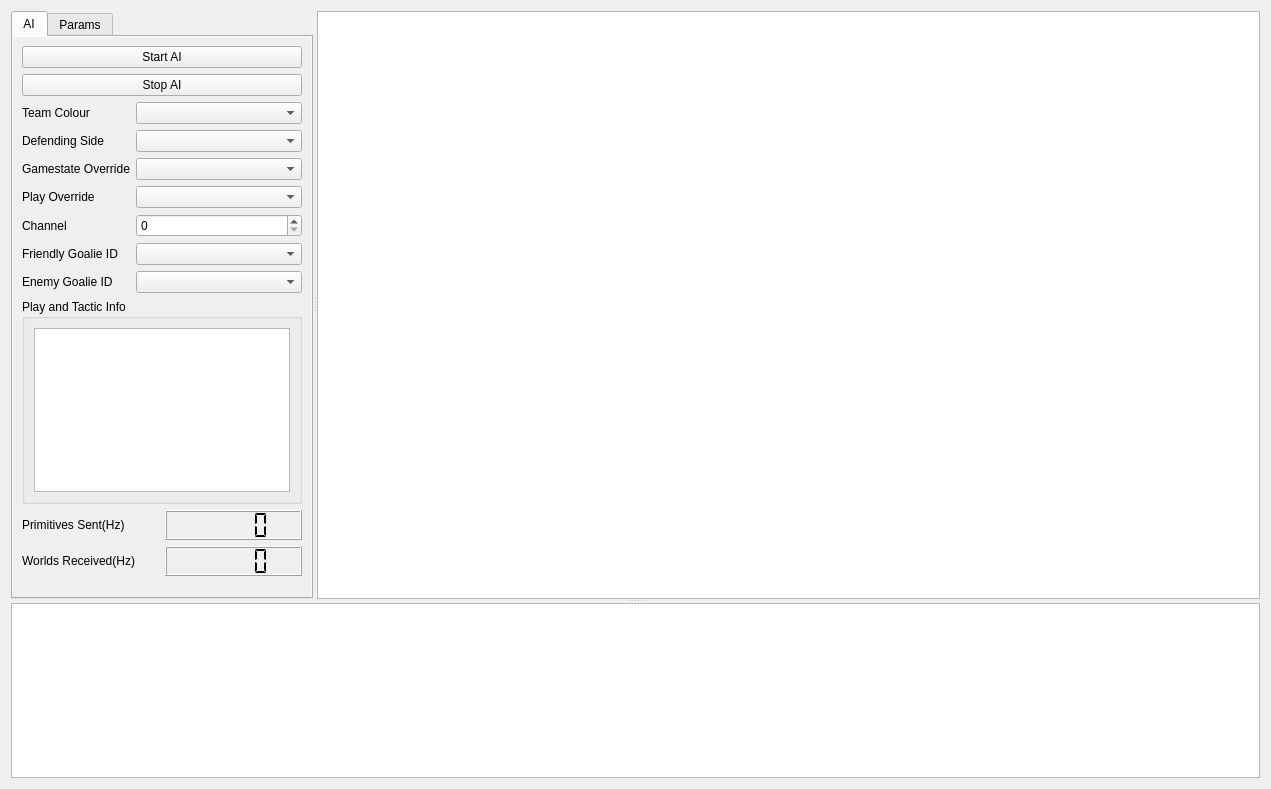
UBC-Thunderbots/Software, file src/software/gui/full_system/ui/main_widget.ui: the form before one commit.
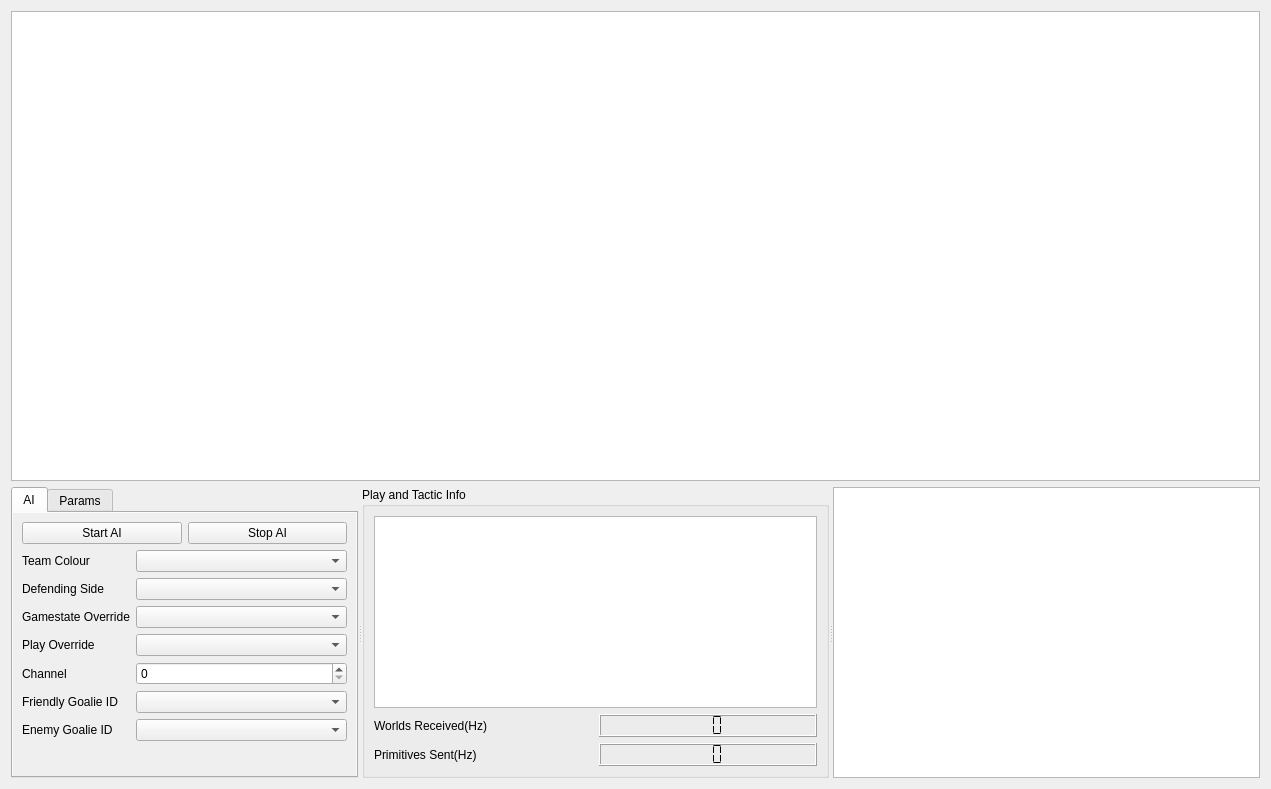
The form after the commit. Custom widgets are drawn as their Qt base class.

```diff
--- a/src/software/gui/full_system/ui/main_widget.ui
+++ b/src/software/gui/full_system/ui/main_widget.ui
@@ -13,31 +13,25 @@
   <property name="windowTitle">
    <string>Form</string>
   </property>
-  <layout class="QHBoxLayout" name="autogenerated_main_widget_layout">
+  <layout class="QVBoxLayout" name="verticalLayout_5">
    <item>
-    <widget class="QSplitter" name="robot_status_splitter">
-     <property name="enabled">
-      <bool>true</bool>
-     </property>
+    <widget class="DrawFunctionVisualizer" name="ai_visualization_graphics_view">
      <property name="sizePolicy">
-      <sizepolicy hsizetype="Preferred" vsizetype="Preferred">
-       <horstretch>0</horstretch>
+      <sizepolicy hsizetype="Expanding" vsizetype="Expanding">
+       <horstretch>1</horstretch>
        <verstretch>0</verstretch>
       </sizepolicy>
      </property>
-     <property name="orientation">
-      <enum>Qt::Vertical</enum>
+     <property name="minimumSize">
+      <size>
+       <width>0</width>
+       <height>0</height>
+      </size>
      </property>
-     <property name="childrenCollapsible">
-      <bool>false</bool>
-     </property>
-     <widget class="QSplitter" name="ai_control_and_view_splitter">
-      <property name="sizePolicy">
-       <sizepolicy hsizetype="Preferred" vsizetype="Preferred">
-        <horstretch>0</horstretch>
-        <verstretch>0</verstretch>
-       </sizepolicy>
-      </property>
+    </widget>
+   </item>
+   <item>
+    <widget class="QSplitter" name="splitter">
       <property name="orientation">
        <enum>Qt::Horizontal</enum>
       </property>
@@ -46,7 +40,7 @@
       </property>
       <widget class="QTabWidget" name="ai_control_tab_widget">
        <property name="sizePolicy">
-        <sizepolicy hsizetype="Preferred" vsizetype="Preferred">
+       <sizepolicy hsizetype="Preferred" vsizetype="Minimum">
          <horstretch>0</horstretch>
          <verstretch>0</verstretch>
         </sizepolicy>
@@ -73,9 +67,17 @@
         <attribute name="title">
          <string>AI</string>
         </attribute>
-        <layout class="QVBoxLayout" name="ai_control_tab_layout">
+       <layout class="QVBoxLayout" name="verticalLayout_3">
+        <item>
+         <layout class="QHBoxLayout" name="horizontalLayout">
          <item>
           <widget class="QPushButton" name="start_ai_button">
+            <property name="sizePolicy">
+             <sizepolicy hsizetype="Minimum" vsizetype="Fixed">
+              <horstretch>0</horstretch>
+              <verstretch>0</verstretch>
+             </sizepolicy>
+            </property>
            <property name="text">
             <string>Start AI</string>
            </property>
@@ -89,31 +91,39 @@
          </item>
          <item>
           <widget class="QPushButton" name="stop_ai_button">
+            <property name="sizePolicy">
+             <sizepolicy hsizetype="Minimum" vsizetype="Fixed">
+              <horstretch>0</horstretch>
+              <verstretch>0</verstretch>
+             </sizepolicy>
+            </property>
            <property name="text">
             <string>Stop AI</string>
            </property>
           </widget>
          </item>
+         </layout>
+        </item>
          <item>
           <layout class="QFormLayout" name="ai_config_combobox_layout">
-           <item row="4" column="0">
+          <item row="2" column="0">
             <widget class="QLabel" name="gamestate_override_label">
              <property name="text">
               <string>Gamestate Override</string>
              </property>
             </widget>
            </item>
-           <item row="4" column="1">
+          <item row="2" column="1">
             <widget class="QComboBox" name="gamestate_override_combo_box"/>
            </item>
-           <item row="5" column="0">
+          <item row="3" column="0">
             <widget class="QLabel" name="play_override_label">
              <property name="text">
               <string>Play Override</string>
              </property>
             </widget>
            </item>
-           <item row="5" column="1">
+          <item row="3" column="1">
             <widget class="QComboBox" name="play_override_combo_box"/>
            </item>
            <item row="1" column="0">
@@ -136,39 +146,70 @@
            <item row="0" column="1">
             <widget class="QComboBox" name="team_colour_combo_box"/>
            </item>
-           <item row="6" column="0">
+          <item row="4" column="0">
             <widget class="QLabel" name="channel_label">
              <property name="text">
               <string>Channel</string>
              </property>
             </widget>
            </item>
-           <item row="6" column="1">
+          <item row="4" column="1">
             <widget class="QSpinBox" name="channel_spin_box"/>
            </item>
-           <item row="7" column="0">
+          <item row="5" column="0">
             <widget class="QLabel" name="friendly_goalie_id_label">
              <property name="text">
               <string>Friendly Goalie ID</string>
              </property>
             </widget>
            </item>
-           <item row="8" column="0">
+          <item row="6" column="0">
             <widget class="QLabel" name="enemy_goalie_id_label">
              <property name="text">
               <string>Enemy Goalie ID</string>
              </property>
             </widget>
            </item>
-           <item row="7" column="1">
+          <item row="5" column="1">
             <widget class="QComboBox" name="friendly_goalie_id_combo_box"/>
            </item>
-           <item row="8" column="1">
+          <item row="6" column="1">
             <widget class="QComboBox" name="enemy_goalie_id_combo_box"/>
            </item>
           </layout>
          </item>
+       </layout>
+      </widget>
+      <widget class="QWidget" name="params_tab">
+       <property name="sizePolicy">
+        <sizepolicy hsizetype="Maximum" vsizetype="Preferred">
+         <horstretch>0</horstretch>
+         <verstretch>0</verstretch>
+        </sizepolicy>
+       </property>
+       <property name="autoFillBackground">
+        <bool>true</bool>
+       </property>
+       <attribute name="title">
+        <string>Params</string>
+       </attribute>
+       <layout class="QVBoxLayout" name="params_tab_vertical_layout">
+        <property name="sizeConstraint">
+         <enum>QLayout::SetNoConstraint</enum>
+        </property>
          <item>
+         <widget class="DynamicParameterWidget" name="dynamic_parameter_widget" native="true">
+          <property name="sizePolicy">
+           <sizepolicy hsizetype="Preferred" vsizetype="Minimum">
+            <horstretch>0</horstretch>
+            <verstretch>0</verstretch>
+           </sizepolicy>
+          </property>
+         </widget>
+        </item>
+       </layout>
+      </widget>
+     </widget>
           <widget class="QGroupBox" name="play_and_tactic_info_group_box">
            <property name="title">
             <string>Play and Tactic Info</string>
@@ -176,6 +217,12 @@
            <layout class="QVBoxLayout" name="play_and_tactic_info_layout">
             <item>
              <widget class="PlayInfoWidget" name="play_info_widget">
+         <property name="sizePolicy">
+          <sizepolicy hsizetype="Preferred" vsizetype="Expanding">
+           <horstretch>0</horstretch>
+           <verstretch>0</verstretch>
+          </sizepolicy>
+         </property>
               <property name="readOnly">
                <bool>true</bool>
               </property>
@@ -183,62 +230,70 @@
                <string>&lt;!DOCTYPE HTML PUBLIC &quot;-//W3C//DTD HTML 4.0//EN&quot; &quot;http://www.w3.org/TR/REC-html40/strict.dtd&quot;&gt;
 &lt;html&gt;&lt;head&gt;&lt;meta name=&quot;qrichtext&quot; content=&quot;1&quot; /&gt;&lt;style type=&quot;text/css&quot;&gt;
 p, li { white-space: pre-wrap; }
-&lt;/style&gt;&lt;/head&gt;&lt;body style=&quot; font-family:'Ubuntu'; font-size:11pt; font-weight:400; font-style:normal;&quot;&gt;
-&lt;p style=&quot;-qt-paragraph-type:empty; margin-top:0px; margin-bottom:0px; margin-left:0px; margin-right:0px; -qt-block-indent:0; text-indent:0px; font-family:'Sans Serif'; font-size:9pt;&quot;&gt;&lt;br /&gt;&lt;/p&gt;&lt;/body&gt;&lt;/html&gt;</string>
+&lt;/style&gt;&lt;/head&gt;&lt;body style=&quot; font-family:'Sans Serif'; font-size:9pt; font-weight:400; font-style:normal;&quot;&gt;
+&lt;p style=&quot;-qt-paragraph-type:empty; margin-top:0px; margin-bottom:0px; margin-left:0px; margin-right:0px; -qt-block-indent:0; text-indent:0px;&quot;&gt;&lt;br /&gt;&lt;/p&gt;&lt;/body&gt;&lt;/html&gt;</string>
               </property>
              </widget>
             </item>
-           </layout>
-          </widget>
-         </item>
          <item>
-          <layout class="QGridLayout" name="gridLayout">
-           <item row="2" column="2">
+        <layout class="QHBoxLayout" name="horizontalLayout_2">
+         <item>
             <widget class="QLabel" name="worlds_received_label">
+           <property name="sizePolicy">
+            <sizepolicy hsizetype="Minimum" vsizetype="Minimum">
+             <horstretch>0</horstretch>
+             <verstretch>0</verstretch>
+            </sizepolicy>
+           </property>
              <property name="text">
               <string>Worlds Received(Hz)</string>
              </property>
             </widget>
            </item>
-           <item row="2" column="3">
+         <item>
             <widget class="QLCDNumber" name="worlds_received_lcd">
-             <property name="minimumSize">
-              <size>
-               <width>0</width>
-               <height>30</height>
-              </size>
-             </property>
              <property name="smallDecimalPoint">
               <bool>false</bool>
              </property>
+           <property name="digitCount">
+            <number>3</number>
+           </property>
              <property name="segmentStyle">
               <enum>QLCDNumber::Flat</enum>
              </property>
             </widget>
            </item>
-           <item row="1" column="2">
+        </layout>
+       </item>
+       <item>
+        <layout class="QHBoxLayout" name="horizontalLayout_3">
+         <item>
             <widget class="QLabel" name="primitives_sent_label">
+           <property name="sizePolicy">
+            <sizepolicy hsizetype="Minimum" vsizetype="Minimum">
+             <horstretch>0</horstretch>
+             <verstretch>0</verstretch>
+            </sizepolicy>
+           </property>
              <property name="text">
               <string>Primitives Sent(Hz)</string>
              </property>
             </widget>
            </item>
-           <item row="1" column="3">
+         <item>
             <widget class="QLCDNumber" name="primitives_sent_lcd">
-             <property name="minimumSize">
-              <size>
-               <width>0</width>
-               <height>30</height>
-              </size>
-             </property>
-             <property name="font">
-              <font>
-               <pointsize>9</pointsize>
-              </font>
+           <property name="sizePolicy">
+            <sizepolicy hsizetype="Minimum" vsizetype="Preferred">
+             <horstretch>0</horstretch>
+             <verstretch>0</verstretch>
+            </sizepolicy>
              </property>
              <property name="smallDecimalPoint">
               <bool>false</bool>
              </property>
+           <property name="digitCount">
+            <number>3</number>
+           </property>
              <property name="segmentStyle">
               <enum>QLCDNumber::Flat</enum>
              </property>
@@ -246,58 +301,7 @@
            </item>
           </layout>
          </item>
-         <item>
-          <spacer name="ai_tab_vertical_spacer">
-           <property name="orientation">
-            <enum>Qt::Vertical</enum>
-           </property>
-           <property name="sizeHint" stdset="0">
-            <size>
-             <width>20</width>
-             <height>40</height>
-            </size>
-           </property>
-          </spacer>
-         </item>
-        </layout>
-       </widget>
-       <widget class="QWidget" name="params_tab">
-        <property name="sizePolicy">
-         <sizepolicy hsizetype="Maximum" vsizetype="Preferred">
-          <horstretch>0</horstretch>
-          <verstretch>0</verstretch>
-         </sizepolicy>
-        </property>
-        <property name="autoFillBackground">
-         <bool>true</bool>
-        </property>
-        <attribute name="title">
-         <string>Params</string>
-        </attribute>
-        <layout class="QVBoxLayout" name="params_tab_vertical_layout">
-         <property name="sizeConstraint">
-          <enum>QLayout::SetNoConstraint</enum>
-         </property>
-         <item>
-          <widget class="DynamicParameterWidget" name="dynamic_parameter_widget" native="true"/>
-         </item>
-        </layout>
-       </widget>
-      </widget>
-      <widget class="DrawFunctionVisualizer" name="ai_visualization_graphics_view">
-       <property name="sizePolicy">
-        <sizepolicy hsizetype="Expanding" vsizetype="Preferred">
-         <horstretch>1</horstretch>
-         <verstretch>0</verstretch>
-        </sizepolicy>
-       </property>
-       <property name="minimumSize">
-        <size>
-         <width>0</width>
-         <height>0</height>
-        </size>
-       </property>
-      </widget>
+      </layout>
      </widget>
      <widget class="RobotStatusTable" name="robot_status_table_widget">
       <property name="sizePolicy">
```
Left out of the diff: 5 changed lines with no effect on the pictures. Lines whose indentation alone changed are shown as unchanged.
